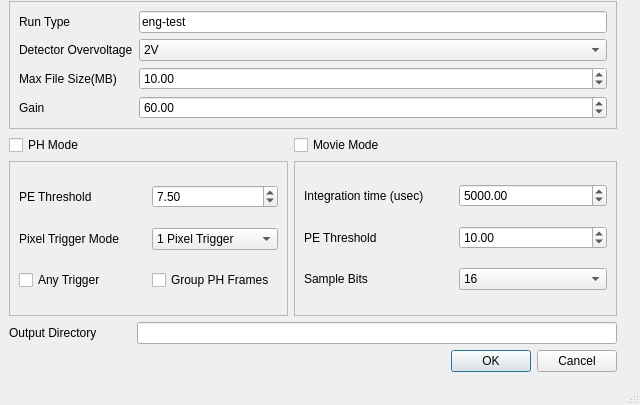
Old version of the form data_config.ui in the repository liuweiseu/panoseti_control_gui.
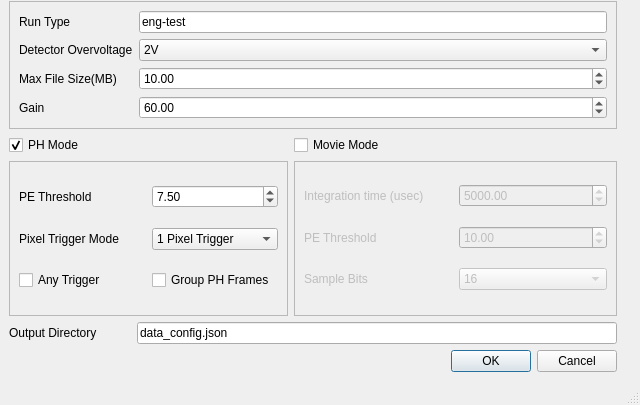
New version of the form.

Patch:
```diff
--- a/data_config.ui
+++ b/data_config.ui
@@ -36,6 +36,9 @@
        <property name="text">
         <string>PH Mode</string>
        </property>
+       <property name="checked">
+        <bool>true</bool>
+       </property>
       </widget>
      </item>
      <item row="1" column="4">
@@ -151,6 +154,9 @@
          <verstretch>0</verstretch>
         </sizepolicy>
        </property>
+       <property name="text">
+        <string>data_config.json</string>
+       </property>
       </widget>
      </item>
      <item row="0" column="0" colspan="4">
@@ -254,7 +260,10 @@
       </widget>
      </item>
      <item row="2" column="2" colspan="2">
-      <widget class="QFrame" name="frame_2">
+      <widget class="QFrame" name="mov_frame">
+       <property name="enabled">
+        <bool>false</bool>
+       </property>
        <property name="sizePolicy">
         <sizepolicy hsizetype="Preferred" vsizetype="Preferred">
          <horstretch>2</horstretch>
```
Left out of the diff: 5 changed lines with no effect on the pictures.
